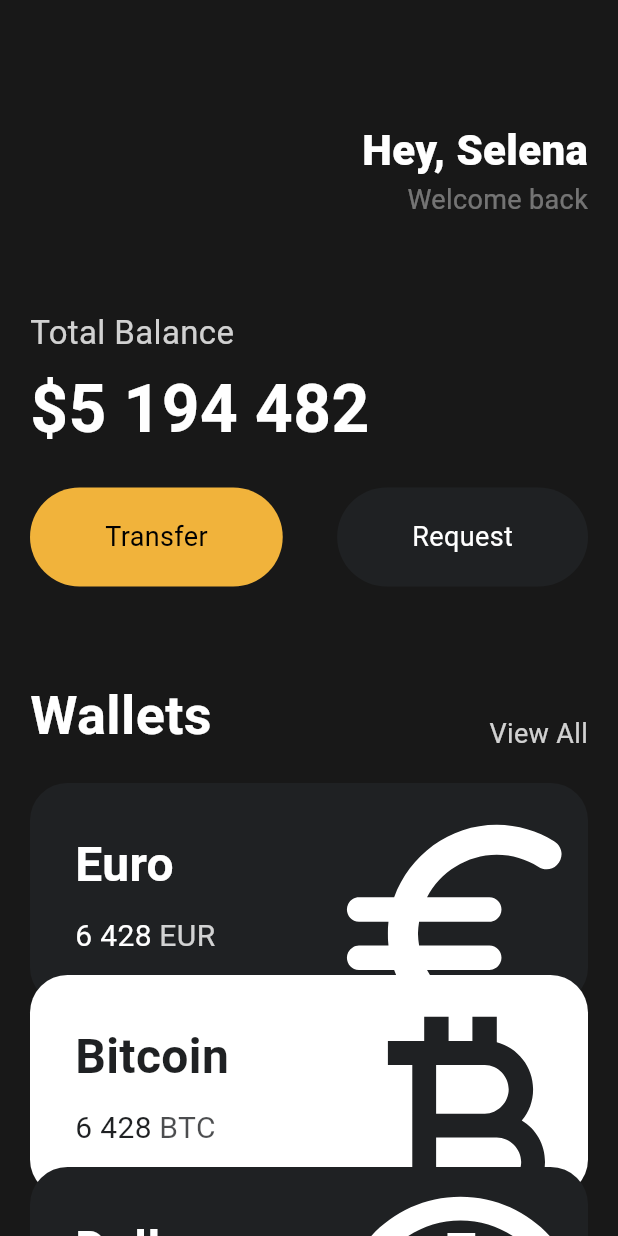
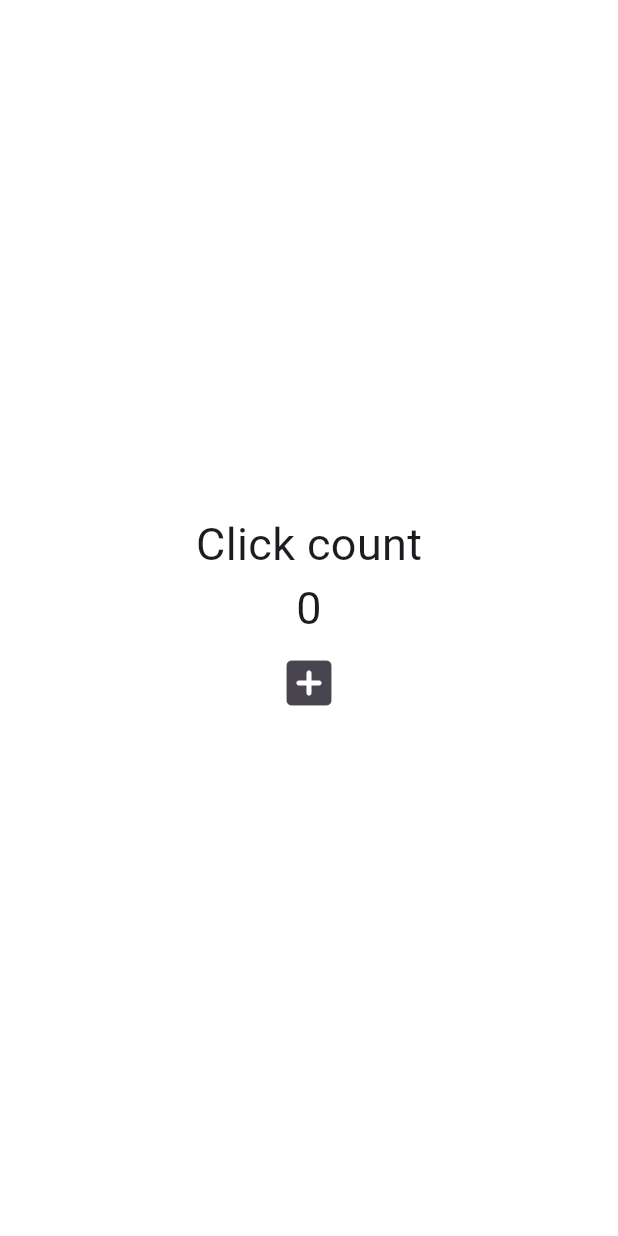
Before and after one commit to portal2312/toonflix, a Flutter app: the screen it shows after launch, on a phone screen of 412 x 824 dp. Run offline on Flutter 3.47's test engine with Material 3 defaults, Android fonts, the phone set to English and light mode, and no system bars.

Commit message:
4.0. State

```diff
--- a/lib/main.dart
+++ b/lib/main.dart
@@ -1,148 +1,47 @@
 import 'package:flutter/material.dart';
-import 'package:toonflix/widgets/button.dart';
-import 'package:toonflix/widgets/currency_card.dart';
 
 void main() {
   runApp(const App());
 }
 
-class App extends StatelessWidget {
+class App extends StatefulWidget {
   const App({super.key});
+
+  @override
+  State<App> createState() => _AppState();
+}
+
+class _AppState extends State<App> {
+  int counter = 0;
+
+  void onClicked() {
+    counter += 1;
+  }
 
   @override
   Widget build(BuildContext context) {
     return MaterialApp(
         home: Scaffold(
-        backgroundColor: const Color(0xFF181818),
-        body: SingleChildScrollView(
-          child: Padding(
-            padding: const EdgeInsets.symmetric(horizontal: 20),
+            backgroundColor: Colors.white,
+            body: Center(
               child: Column(
-              crossAxisAlignment: CrossAxisAlignment.start,
-              children: [
-                const SizedBox(
-                  height: 80,
-                ),
-                Row(
-                  mainAxisAlignment: MainAxisAlignment.end,
-                  children: [
-                    Column(
-                      crossAxisAlignment: CrossAxisAlignment.end,
+                mainAxisAlignment: MainAxisAlignment.center,
                 children: [
                   const Text(
-                          "Hey, Selena",
-                          style: TextStyle(
-                            color: Colors.white,
-                            fontSize: 28,
-                            fontWeight: FontWeight.w800,
-                          ),
+                    'Click count',
+                    style: TextStyle(fontSize: 30),
                   ),
                   Text(
-                          "Welcome back",
-                          style: TextStyle(
-                            color: Colors.white.withOpacity(0.4),
-                            fontSize: 18,
+                    '$counter',
+                    style: const TextStyle(fontSize: 30),
                   ),
-                        ),
+                  IconButton(
+                    icon: const Icon(Icons.add_box_rounded),
+                    iconSize: 40,
+                    onPressed: onClicked,
+                  )
                 ],
               ),
-                  ],
-                ),
-                const SizedBox(
-                  height: 60,
-                ),
-                Text(
-                  "Total Balance",
-                  style: TextStyle(
-                    color: Colors.white.withOpacity(0.8),
-                    fontSize: 22,
-                  ),
-                ),
-                const SizedBox(
-                  height: 5,
-                ),
-                const Text(
-                  "\$5 194 482",
-                  style: TextStyle(
-                    color: Colors.white,
-                    fontSize: 44,
-                    fontWeight: FontWeight.w600,
-                  ),
-                ),
-                const SizedBox(
-                  height: 20,
-                ),
-                const Row(
-                  mainAxisAlignment: MainAxisAlignment.spaceBetween,
-                  children: [
-                    Button(
-                      bgColor: Color(0xFFF1B33B),
-                      text: "Transfer",
-                      textColor: Colors.black,
-                    ),
-                    Button(
-                      bgColor: Color(0xFF1F2123),
-                      text: "Request",
-                      textColor: Colors.white,
-                    ),
-                  ],
-                ),
-                const SizedBox(
-                  height: 60,
-                ),
-                Row(
-                  crossAxisAlignment: CrossAxisAlignment.end,
-                  mainAxisAlignment: MainAxisAlignment.spaceBetween,
-                  children: [
-                    const Text(
-                      "Wallets",
-                      style: TextStyle(
-                        color: Colors.white,
-                        fontSize: 36,
-                        fontWeight: FontWeight.w600,
-                      ),
-                    ),
-                    Text(
-                      "View All",
-                      style: TextStyle(
-                        color: Colors.white.withOpacity(0.8),
-                        fontSize: 18,
-                      ),
-                    ),
-                  ],
-                ),
-                const SizedBox(
-                  height: 20,
-                ),
-                const CurrencyCard(
-                  name: 'Euro',
-                  code: 'EUR',
-                  amount: '6 428',
-                  icon: Icons.euro_rounded,
-                  isInverted: false,
-                  order: 0,
-                ),
-                const CurrencyCard(
-                  name: 'Bitcoin',
-                  code: 'BTC',
-                  amount: '6 428',
-                  icon: Icons.currency_bitcoin,
-                  isInverted: true,
-                  order: 1,
-                ),
-                const CurrencyCard(
-                  name: 'Dollar',
-                  code: 'USD',
-                  amount: '428',
-                  icon: Icons.monetization_on_outlined,
-                  isInverted: false,
-                  order: 2,
-                ),
-              ],
-            ),
-          ),
-        ),
-      ),
-    );
+            )));
   }
 }
```
Lines whose indentation alone changed are shown as unchanged.
